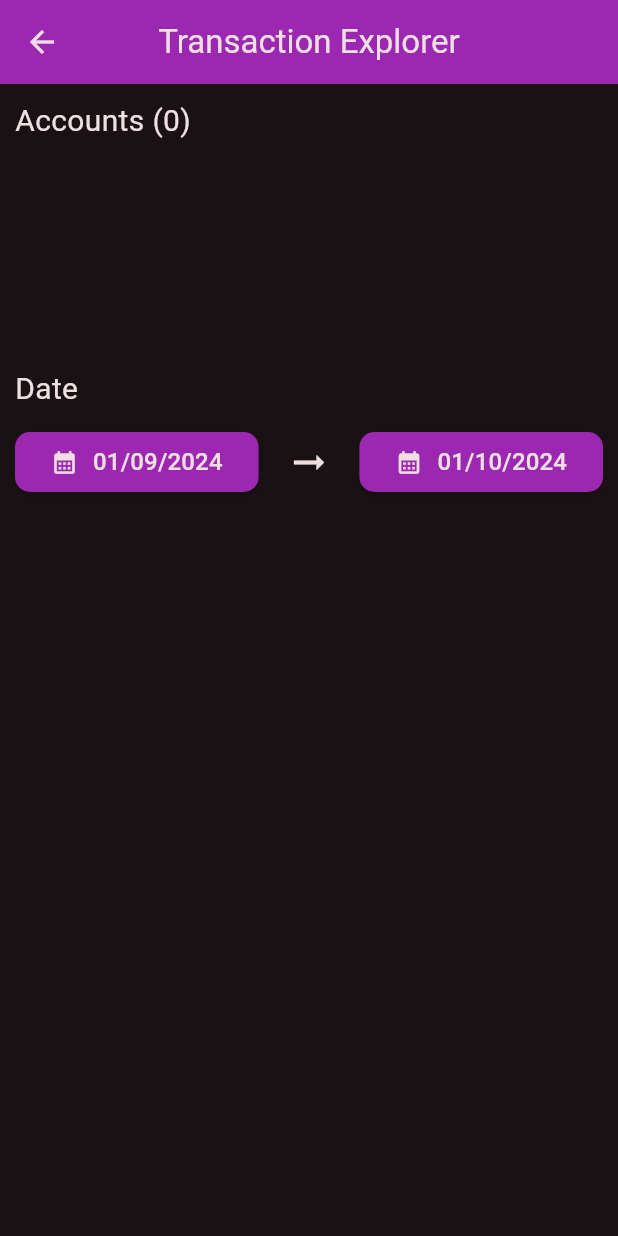
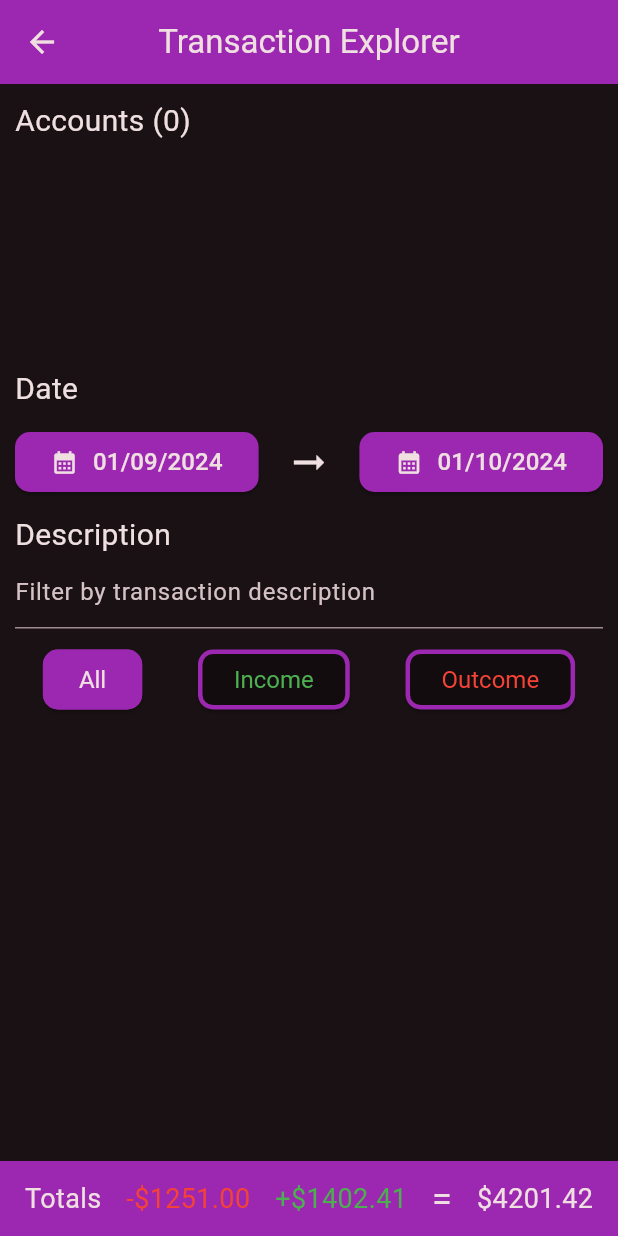
Before and after one commit to Eeshe/fundy, a Flutter app: the TransactionExplorerPage screen opened by its route, on a phone screen of 412 x 824 dp. Run offline on Flutter 3.47's test engine with Material 3 defaults, Android fonts, the phone set to English and light mode, and no system bars; our stand-ins replace flutter_secure_storage, hive, local_auth, month_picker_dialog, percent_indicator, shared_preferences; missing offline and left inert: coingecko_api, flex_color_picker; accounts and stored records are empty; generated files the repository leaves out were written again; network calls fail.

Commit message:
transaction explorer WIP

```diff
--- a/lib/core/models/transaction.dart
+++ b/lib/core/models/transaction.dart
@@ -1,11 +1,13 @@
+import 'package:flutter/material.dart';
 import 'package:fundy/core/models/account.dart';
 import 'package:fundy/core/models/currency_type.dart';
+import 'package:fundy/core/providers/account_provider.dart';
 import 'package:fundy/core/services/conversion_service.dart';
 import 'package:fundy/ui/pages/transaction_form_page.dart';
 import 'package:fundy/utils/double_extension.dart';
-import 'package:flutter/material.dart';
 import 'package:hive/hive.dart';
 import 'package:intl/intl.dart';
+import 'package:provider/provider.dart';
 
 part 'transaction.g.dart';
 
@@ -35,8 +37,13 @@ class Transaction {
     return "${amount > 0 ? '+' : '-'}${CurrencyType.usd.symbol}${ConversionService.getInstance().currencyToUsd(amount.abs(), currencyType.name).format()}";
   }
 
-  Widget createListWidget(
-      BuildContext context, Account account, bool convertCurrency) {
+  Widget createListWidget(BuildContext context, bool convertCurrency) {
+    return Consumer<AccountProvider>(
+      builder: (context, accountProvider, child) {
+        Account? account = accountProvider.getById(accountId);
+        if (account == null) {
+          return const SizedBox();
+        }
         CurrencyType currencyType = account.currencyType;
         return InkWell(
           onTap: () {},
@@ -86,5 +93,7 @@ class Transaction {
             ),
           ),
         );
+      },);
+
   }
 }
--- /dev/null
+++ b/lib/core/models/transaction_filter.dart
@@ -0,0 +1,19 @@
+import 'package:flutter/material.dart';
+import 'package:fundy/ui/shared/localization.dart';
+
+enum TransactionFilter {
+  all,
+  income,
+  outcome;
+
+  String localized(BuildContext context) {
+    switch (this) {
+      case TransactionFilter.all:
+        return getAppLocalizations(context)!.all;
+      case TransactionFilter.income:
+        return getAppLocalizations(context)!.income;
+      case TransactionFilter.outcome:
+        return getAppLocalizations(context)!.outcome;
+    }
+  }
+}
--- a/lib/l10n/app_en.arb
+++ b/lib/l10n/app_en.arb
@@ -125,5 +125,9 @@
   "conversionCalculator": "Conversion Calculator",
   "transactionExplorerButton": "Explorer",
   "transactionExplorerBar": "Transaction Explorer",
-  "filteredAccounts": "Accounts ({COUNT})"
+  "filteredAccounts": "Accounts ({COUNT})",
+  "descriptionFilterInputHint": "Filter by transaction description",
+  "income": "Income",
+  "outcome": "Outcome",
+  "totals": "Totals"
 }
--- a/lib/l10n/app_es.arb
+++ b/lib/l10n/app_es.arb
@@ -125,5 +125,9 @@
   "conversionCalculator": "Calculadora de Conversiones",
   "transactionExplorerButton": "Explorador",
   "transactionExplorerBar": "Explorador de Transacciones",
-  "filteredAccounts": "Cuentas ({COUNT})"
+  "filteredAccounts": "Cuentas ({COUNT})",
+  "descriptionFilterInputHint": "Filtra por descripción",
+  "income": "Ingresos",
+  "outcome": "Egresos",
+  "totals": "Totales"
 }
--- a/lib/main.dart
+++ b/lib/main.dart
@@ -106,7 +106,9 @@ class MyApp extends StatelessWidget {
             tertiary: settingsProvider.fetchPositiveColor(ThemeMode.dark));
         return MaterialApp(
             title: 'FinMan',
-            localizationsDelegates: AppLocalizations.localizationsDelegates,
+          // TODO: This is for testing
+          // locale: const Locale('es'),
+          localizationsDelegates: AppLocalizations.localizationsDelegates,
             supportedLocales: AppLocalizations.supportedLocales,
             debugShowCheckedModeBanner: false,
             themeMode: settingsProvider.fetchThemeMode(),
--- a/lib/ui/pages/account_page.dart
+++ b/lib/ui/pages/account_page.dart
@@ -138,7 +138,7 @@ class AccountPageState extends State<AccountPage> {
                   padding: const EdgeInsets.all(5),
                   itemBuilder: (context, index) =>
                       widget.account.transactions[index].createListWidget(
-                          context, widget.account, _convertCurrency),
+                          context, _convertCurrency),
                   separatorBuilder: (context, index) =>
                       Divider(color: Theme.of(context).colorScheme.primary),
                   itemCount: widget.account.transactions.length),
--- a/lib/ui/pages/overview_page.dart
+++ b/lib/ui/pages/overview_page.dart
@@ -375,7 +375,7 @@ class OverviewPageState extends State<OverviewPage> {
                     Text(
                       getAppLocalizations(context)!.recentTransactions,
                       style: const TextStyle(
-                        fontSize: 26,
+                        fontSize: 24,
                       ),
                     ),
                     TextButton(
@@ -464,7 +464,6 @@ class OverviewPageState extends State<OverviewPage> {
           _createTopPanelWidget(),
           const SizedBox(height: 10),
           _createPageButtons(),
-          const SizedBox(height: 10),
           _createRecentTransactionsWidget(),
         ],
       ),
--- a/lib/ui/pages/transaction_explorer_page.dart
+++ b/lib/ui/pages/transaction_explorer_page.dart
@@ -1,9 +1,12 @@
 import 'package:flutter/material.dart';
 import 'package:fundy/core/models/account.dart';
+import 'package:fundy/core/models/transaction.dart';
+import 'package:fundy/core/models/transaction_filter.dart';
 import 'package:fundy/core/providers/account_provider.dart';
 import 'package:fundy/ui/shared/localization.dart';
 import 'package:fundy/ui/shared/widgets/account_icon_widget.dart';
 import 'package:fundy/ui/shared/widgets/scrollable_page_widget.dart';
+import 'package:fundy/ui/shared/widgets/text_input_widget.dart';
 import 'package:fundy/utils/date_time_extension.dart';
 import 'package:provider/provider.dart';
 
@@ -16,11 +19,16 @@ class TransactionExplorerPage extends StatefulWidget {
 
 class TransactionExplorerState extends State<TransactionExplorerPage> {
   final TextStyle _labelStyle = const TextStyle(fontSize: 20);
+  final double _totalsFontSize = 18;
 
   final List<Account> _filteredAccounts = [];
 
   DateTime? _startingDate;
   DateTime? _endingDate;
+  TransactionFilter _selectedTransactionFilter = TransactionFilter.all;
+
+  final TextEditingController _descriptionFilterController =
+      TextEditingController();
 
   Widget _createAccountWidget(Account account) {
     return InkWell(
@@ -135,6 +143,134 @@ class TransactionExplorerState extends State<TransactionExplorerPage> {
     );
   }
 
+  Widget _createDescriptionFilterWidget() {
+    return TextInputWidget(
+        inputController: _descriptionFilterController,
+        hintText: getAppLocalizations(context)!.descriptionFilterInputHint);
+  }
+
+  Widget _createTransactionTypeButton(TransactionFilter transactionFilter) {
+    Color textColor;
+    switch (transactionFilter) {
+      case TransactionFilter.all:
+        textColor = Theme.of(context).colorScheme.onBackground;
+        break;
+      case TransactionFilter.income:
+        textColor = Theme.of(context).colorScheme.tertiary;
+        break;
+      case TransactionFilter.outcome:
+        textColor = Theme.of(context).colorScheme.error;
+        break;
+    }
+    return ElevatedButton(
+      style: ElevatedButton.styleFrom(
+        shape: RoundedRectangleBorder(
+          borderRadius: BorderRadius.circular(10),
+        ),
+        side: BorderSide(
+          color: Theme.of(context).colorScheme.primary,
+          width: 3,
+        ),
+        splashFactory: NoSplash.splashFactory,
+        textStyle: const TextStyle(fontSize: 16),
+        backgroundColor: transactionFilter == _selectedTransactionFilter
+            ? Theme.of(context).colorScheme.primary
+            : Colors.transparent,
+        foregroundColor: textColor,
+      ),
+      onPressed: () {
+        setState(() {
+          _selectedTransactionFilter = transactionFilter;
+        });
+      },
+      child: Text(
+        transactionFilter.localized(context),
+        style: TextStyle(color: textColor),
+      ),
+    );
+  }
+
+  Widget _createTransactionTypeFiltersWidget() {
+    return Row(
+      mainAxisAlignment: MainAxisAlignment.spaceAround,
+      children: [
+        _createTransactionTypeButton(TransactionFilter.all),
+        _createTransactionTypeButton(TransactionFilter.income),
+        _createTransactionTypeButton(TransactionFilter.outcome),
+      ],
+    );
+  }
+
+  List<Transaction> _computeDisplayedTransactions() {
+    List<Transaction> displayedTransactions = [];
+    for (Account filteredAccount in _filteredAccounts) {
+      //                                                    Create a copy
+      List<Transaction> transactions = filteredAccount.transactions.toList();
+      transactions.removeWhere((transaction) {
+        switch (_selectedTransactionFilter) {
+          case TransactionFilter.all:
+            return false;
+          case TransactionFilter.income:
+            return transaction.amount < 0;
+          case TransactionFilter.outcome:
+            return transaction.amount > 0;
+        }
+      });
+      displayedTransactions.addAll(transactions);
+    }
+    return displayedTransactions;
+  }
+
+  Widget _createTransactionListWidget() {
+    List<Transaction> displayedTransactions = _computeDisplayedTransactions();
+    return ListView.separated(
+        shrinkWrap: true,
+        physics: const NeverScrollableScrollPhysics(),
+        itemBuilder: (context, index) {
+          return displayedTransactions[index].createListWidget(context, true);
+        },
+        separatorBuilder: (context, index) => Divider(
+              color: Theme.of(context).colorScheme.primary,
+            ),
+        itemCount: displayedTransactions.length);
+  }
+
+  Widget _createTotalsWidget() {
+    return Container(
+      height: 50,
+      color: Theme.of(context).colorScheme.primary,
+      child: Row(
+        mainAxisAlignment: MainAxisAlignment.spaceEvenly,
+        children: [
+          Text(
+            getAppLocalizations(context)!.totals,
+            style: TextStyle(fontSize: _totalsFontSize),
+          ),
+          Text(
+            "-\$1251.00",
+            style: TextStyle(
+                color: Theme.of(context).colorScheme.error,
+                fontSize: _totalsFontSize),
+          ),
+          Text(
+            "+\$1402.41",
+            style: TextStyle(
+                color: Theme.of(context).colorScheme.tertiary,
+                fontSize: _totalsFontSize),
+          ),
+          const Text(
+            "=",
+            style: TextStyle(fontSize: 24),
+          ),
+          Text(
+            "\$4201.42",
+            style: TextStyle(fontSize: _totalsFontSize),
+          )
+        ],
+      ),
+    );
+  }
+
   @override
   Widget build(BuildContext context) {
     return Scaffold(
@@ -147,6 +283,7 @@ class TransactionExplorerState extends State<TransactionExplorerPage> {
       body: ScrollablePageWidget(
           padding: const EdgeInsets.all(10.0),
           child: Column(
+            mainAxisSize: MainAxisSize.min,
             crossAxisAlignment: CrossAxisAlignment.start,
             children: [
               Text(
@@ -161,10 +298,19 @@ class TransactionExplorerState extends State<TransactionExplorerPage> {
                 style: _labelStyle,
               ),
               const SizedBox(height: 10),
-            _createDateSelectorWidget()
+              _createDateSelectorWidget(),
+              const SizedBox(height: 10),
+              Text(
+                getAppLocalizations(context)!.description,
+                style: _labelStyle,
+              ),
+              _createDescriptionFilterWidget(),
+              const SizedBox(height: 10),
+              _createTransactionTypeFiltersWidget(),
+              _createTransactionListWidget()
             ],
-        ),
-      ),
+          )),
+      bottomNavigationBar: _createTotalsWidget(),
     );
   }
 }
```
Lines whose indentation alone changed are shown as unchanged.
